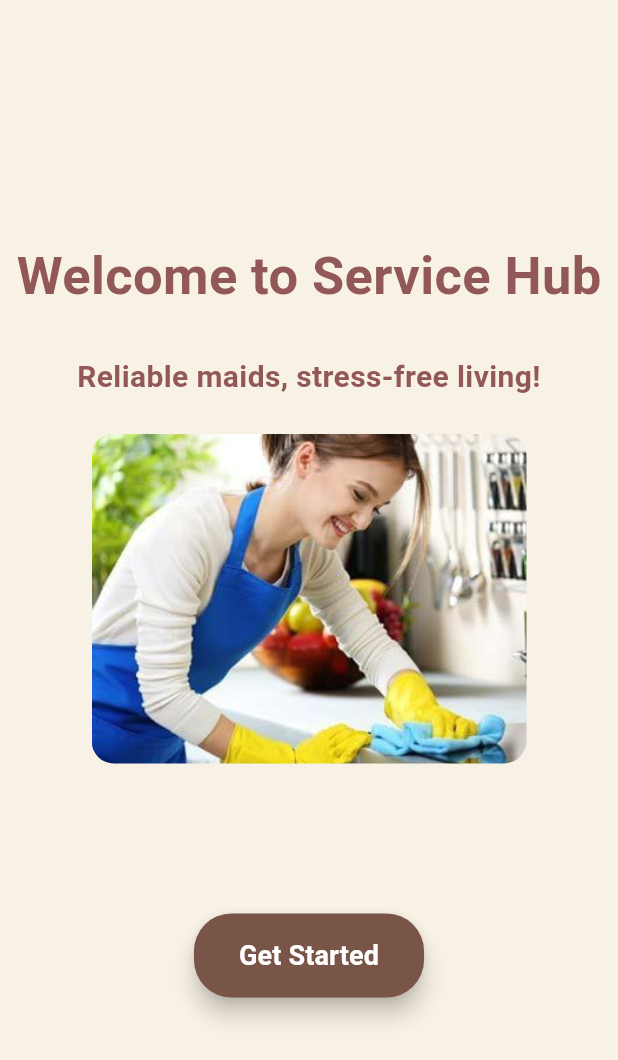
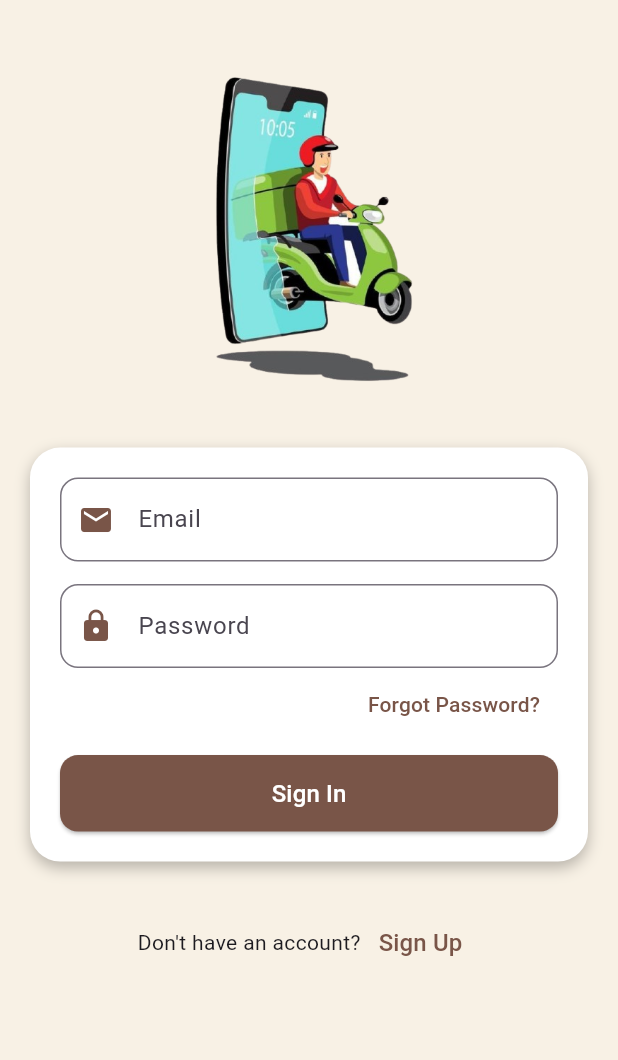
Before and after one commit to mahnooray12/service-hub, a Flutter app: the screen it shows after launch, on a phone screen of 412 x 824 dp. Shown: the top 1060 px of the screen. Run offline on Flutter 3.47's test engine with Material 3 defaults, Android fonts, the light colour scheme and no system bars; our stand-ins replace firebase_auth, firebase_core, get, scrollable_positioned_list; accounts and stored records are empty.

Commit message:
Email Auth completed

```diff
--- /dev/null
+++ b/lib/authentication/login.dart
@@ -0,0 +1,144 @@
+import 'package:firebase_auth/firebase_auth.dart';
+import 'package:flutter/material.dart';
+import 'package:get/get.dart';
+import 'package:servicehub/authentication/forget.dart';
+import 'package:servicehub/authentication/signup.dart';
+
+class LoginScreen extends StatefulWidget {
+  const LoginScreen({super.key});
+
+  @override
+  State<LoginScreen> createState() => _LoginScreenState();
+}
+
+class _LoginScreenState extends State<LoginScreen> {
+  TextEditingController email = TextEditingController();
+  TextEditingController password = TextEditingController();
+
+  signIn() async {
+    try {
+      await FirebaseAuth.instance.signInWithEmailAndPassword(
+        email: email.text.trim(),
+        password: password.text.trim(),
+      );
+      Get.snackbar("Success", "Logged in successfully",
+          snackPosition: SnackPosition.BOTTOM,
+          backgroundColor: Colors.green,
+          colorText: Colors.white);
+    } catch (e) {
+      Get.snackbar("Error", e.toString(),
+          snackPosition: SnackPosition.BOTTOM,
+          backgroundColor: Colors.red,
+          colorText: Colors.white);
+    }
+  }
+
+  @override
+  Widget build(BuildContext context) {
+    return Scaffold(
+      backgroundColor: const Color(0xFFF8F1E5), // Light background
+      body: SingleChildScrollView(
+        child: Column(
+          children: [
+            // Image at the top
+            SizedBox(
+              height: MediaQuery.of(context).size.height * 0.35,
+              width: double.infinity,
+              child: Image.asset('assets/biker.png', fit: BoxFit.contain),
+            ),
+            // Login form
+            Padding(
+              padding: const EdgeInsets.symmetric(horizontal: 20, vertical: 10),
+              child: Container(
+                padding: const EdgeInsets.all(20),
+                decoration: BoxDecoration(
+                  color: Colors.white,
+                  borderRadius: BorderRadius.circular(20),
+                  boxShadow: const [
+                    BoxShadow(
+                        blurRadius: 8,
+                        color: Colors.black26,
+                        offset: Offset(0, 4))
+                  ],
+                ),
+                child: Column(
+                  children: [
+                    // Email Field
+                    TextField(
+                      controller: email,
+                      decoration: InputDecoration(
+                        hintText: 'Email',
+                        prefixIcon: Icon(Icons.email, color: Colors.brown),
+                        border: OutlineInputBorder(
+                          borderRadius: BorderRadius.circular(12),
+                        ),
+                      ),
+                    ),
+                    const SizedBox(height: 15),
+                    // Password Field
+                    TextField(
+                      controller: password,
+                      obscureText: true,
+                      decoration: InputDecoration(
+                        hintText: 'Password',
+                        prefixIcon: Icon(Icons.lock, color: Colors.brown),
+                        border: OutlineInputBorder(
+                          borderRadius: BorderRadius.circular(12),
+                        ),
+                      ),
+                    ),
+                    // Forgot Password Button
+                    Align(
+                      alignment: Alignment.centerRight,
+                      child: TextButton(
+                        onPressed: () => Get.to(() => ForgetPasswordScreen()),
+                        child: const Text(
+                          "Forgot Password?",
+                          style: TextStyle(color: Colors.brown, fontSize: 14),
+                        ),
+                      ),
+                    ),
+                    const SizedBox(height: 10),
+                    // Sign In Button
+                    SizedBox(
+                      width: double.infinity,
+                      child: ElevatedButton(
+                        style: ElevatedButton.styleFrom(
+                          backgroundColor: Colors.brown,
+                          padding: const EdgeInsets.symmetric(vertical: 14),
+                          shape: RoundedRectangleBorder(
+                              borderRadius: BorderRadius.circular(12)),
+                        ),
+                        onPressed: signIn,
+                        child: const Text(
+                          'Sign In',
+                          style: TextStyle(fontSize: 16, color: Colors.white),
+                        ),
+                      ),
+                    ),
+                  ],
+                ),
+              ),
+            ),
+            const SizedBox(height: 20),
+            // Sign Up Section
+            Row(
+              mainAxisAlignment: MainAxisAlignment.center,
+              children: [
+                const Text("Don't have an account?",
+                    style: TextStyle(fontSize: 14)),
+                TextButton(
+                  onPressed: () => Get.to(() => SignUpScreen()),
+                  child: const Text(
+                    "Sign Up",
+                    style: TextStyle(color: Colors.brown, fontSize: 16),
+                  ),
+                ),
+              ],
+            ),
+          ],
+        ),
+      ),
+    );
+  }
+}
--- /dev/null
+++ b/lib/authentication/wrapper.dart
@@ -0,0 +1,30 @@
+import 'package:firebase_auth/firebase_auth.dart';
+import 'package:flutter/material.dart';
+import 'package:servicehub/homescreen/homescreen.dart';
+import 'package:servicehub/authentication/login.dart';
+
+class Wrapper extends StatefulWidget {
+  const Wrapper({super.key});
+
+  @override
+  State<Wrapper> createState() => _WrapperState();
+}
+
+class _WrapperState extends State<Wrapper> {
+  @override
+  Widget build(BuildContext context) {
+    return Scaffold(
+        body: StreamBuilder(
+      stream: FirebaseAuth.instance.authStateChanges(),
+      builder: (context, snapshot) {
+        if (snapshot.hasData) {
+          return HomeScreen();
+        } else if (snapshot.connectionState == ConnectionState.waiting) {
+          return CircularProgressIndicator();
+        } else {
+          return LoginScreen();
+        }
+      },
+    ));
+  }
+}
--- a/lib/main.dart
+++ b/lib/main.dart
@@ -1,6 +1,7 @@
 import 'package:firebase_core/firebase_core.dart';
 import 'package:flutter/foundation.dart';
 import 'package:flutter/material.dart';
+import 'package:get/get.dart';
 import 'package:servicehub/splash.dart';
 
 void main() async {
@@ -25,7 +26,7 @@ class ServiceHubApp extends StatelessWidget {
 
   @override
   Widget build(BuildContext context) {
-    return MaterialApp(
+    return GetMaterialApp(
       debugShowCheckedModeBanner: false,
       home: SplashScreen(),
     );
--- a/lib/welcome.dart
+++ b/lib/welcome.dart
@@ -1,6 +1,7 @@
 import 'package:flutter/material.dart';
-import 'package:servicehub/authentication/signin.dart';
 import 'dart:async';
+
+import 'package:servicehub/authentication/login.dart';
 
 class WelcomeScreen extends StatefulWidget {
   final String customerName;
@@ -117,7 +118,7 @@ class _WelcomeScreenState extends State<WelcomeScreen> {
           _buildButton("Get Started", () {
             Navigator.push(
               context,
-              MaterialPageRoute(builder: (context) => SignInSignUpScreen()),
+              MaterialPageRoute(builder: (context) => LoginScreen()),
             );
           }, Colors.brown),
         ],
--- a/pubspec.yaml
+++ b/pubspec.yaml
@@ -37,6 +37,7 @@ dependencies:
     sdk: flutter
   font_awesome_flutter: ^10.7.0
   scrollable_positioned_list: ^0.3.5
+  get: ^4.7.2
 
 dev_dependencies:
   flutter_lints: ^5.0.0
```
Also changed, not shown: lib/authentication/forget.dart (added, +130 -0 lines), lib/authentication/signup.dart (added, +162 -0 lines), lib/homescreen/homescreen.dart (+34 -0 lines), lib/splash.dart (+7 -7 lines), pubspec.lock, 2 other files.
